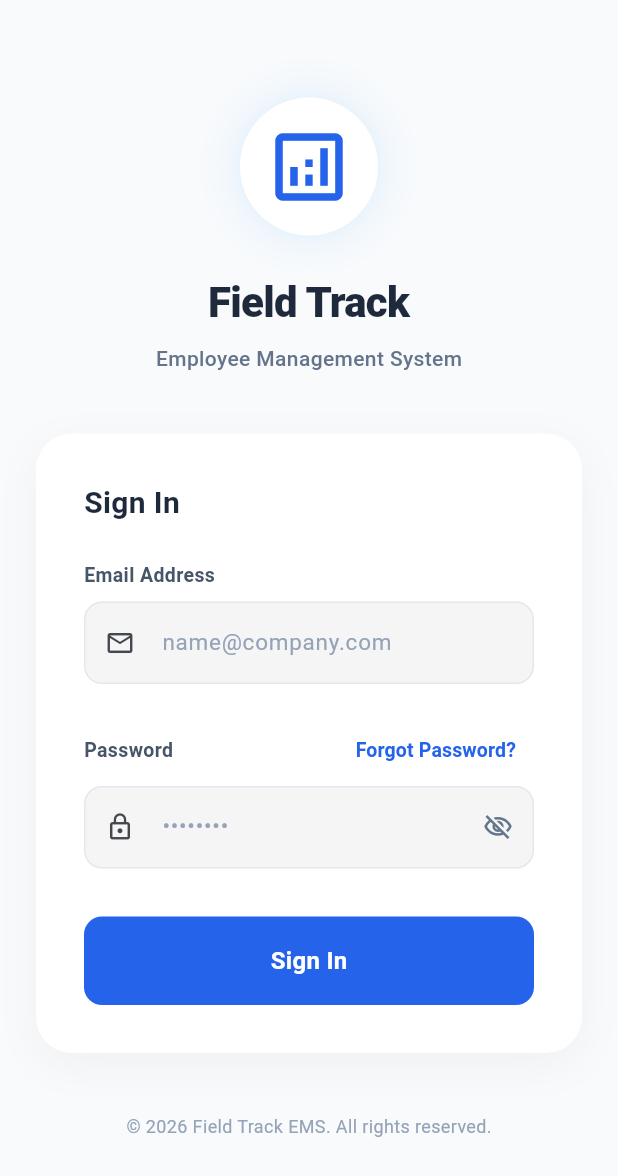
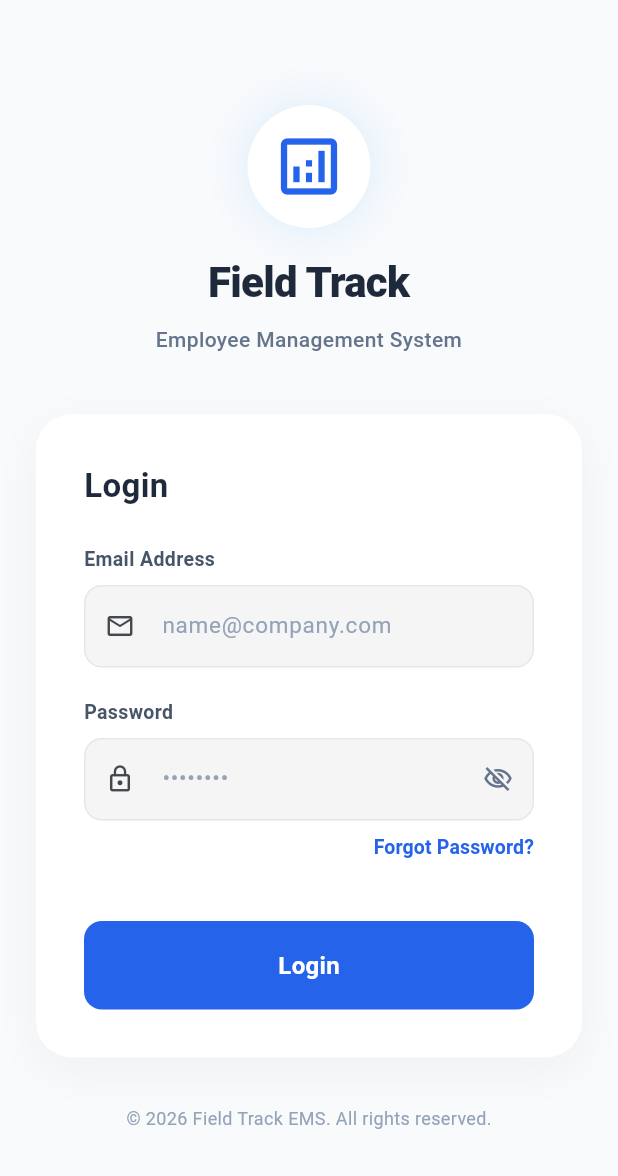
Before and after one commit to Het1605/field_track, a Flutter app: the screen it shows after launch, on a phone screen of 412 x 824 dp. Shown: the top 1176 px of the screen. Run offline on Flutter 3.47's test engine with Material 3 defaults, Android fonts, the phone set to English and light mode, and no system bars; our stand-ins replace shared_preferences.

Commit message:
Added login screen with responsive UI,Integrated FastAPI authentication API,Fixed OAuth2PasswordRequestForm issue (form-urlencoded request),Implemented token storage using shared_preferences

```diff
--- a/lib/screens/login_screen.dart
+++ b/lib/screens/login_screen.dart
@@ -66,31 +66,26 @@ class _LoginScreenState extends State<LoginScreen> {
 
   @override
   Widget build(BuildContext context) {
+    // Get screen size for responsiveness
+    final size = MediaQuery.of(context).size;
+    final isLargeScreen = size.width > 600;
+
     return Scaffold(
-      backgroundColor: const Color(0xFFF8FAFC), // Modern light gray background
-      body: Center(
+      backgroundColor: const Color(0xFFF8FAFC),
+      body: SafeArea(
+        child: Center(
           child: SingleChildScrollView(
-          padding: const EdgeInsets.symmetric(horizontal: 24.0),
+            physics: const BouncingScrollPhysics(),
+            padding: EdgeInsets.symmetric(
+              horizontal: isLargeScreen ? size.width * 0.2 : 24.0,
+              vertical: 20.0,
+            ),
             child: Column(
               mainAxisAlignment: MainAxisAlignment.center,
               children: [
-              // Branding / Logo Section
-              Container(
-                padding: const EdgeInsets.all(16),
-                decoration: BoxDecoration(
-                  color: Colors.white,
-                  shape: BoxShape.circle,
-                  boxShadow: [
-                    BoxShadow(
-                      color: Colors.blue.withAlpha(25),
-                      blurRadius: 20,
-                      spreadRadius: 5,
-                    ),
-                  ],
-                ),
-                child: const Icon(Icons.analytics_outlined, size: 60, color: Color(0xFF2563EB)),
-              ),
-              const SizedBox(height: 24),
+                // Branding Section
+                _buildLogo(),
+                const SizedBox(height: 16),
                 const Text(
                   'Field Track',
                   style: TextStyle(
@@ -103,6 +98,7 @@ class _LoginScreenState extends State<LoginScreen> {
                 const SizedBox(height: 8),
                 const Text(
                   'Employee Management System',
+                  textAlign: TextAlign.center,
                   style: TextStyle(
                     fontSize: 14,
                     color: Color(0xFF64748B),
@@ -111,7 +107,7 @@ class _LoginScreenState extends State<LoginScreen> {
                 ),
                 const SizedBox(height: 40),
 
-              // Login Card
+                // Login Form Container
                 Container(
                   constraints: const BoxConstraints(maxWidth: 450),
                   padding: const EdgeInsets.all(32),
@@ -132,9 +128,9 @@ class _LoginScreenState extends State<LoginScreen> {
                       crossAxisAlignment: CrossAxisAlignment.stretch,
                       children: [
                         const Text(
-                        'Sign In',
+                          'Login',
                           style: TextStyle(
-                          fontSize: 20,
+                            fontSize: 22,
                             fontWeight: FontWeight.bold,
                             color: Color(0xFF1E293B),
                           ),
@@ -142,9 +138,117 @@ class _LoginScreenState extends State<LoginScreen> {
                         const SizedBox(height: 24),
 
                         // Email Field
+                        _buildInputField(
+                          label: 'Email Address',
+                          hint: 'name@company.com',
+                          controller: _emailController,
+                          icon: Icons.mail_outline,
+                          keyboardType: TextInputType.emailAddress,
+                          validator: (value) => (value == null || value.isEmpty)
+                              ? 'Please enter your email' : null,
+                        ),
+                        const SizedBox(height: 20),
+
+                        // Password Field
+                        _buildInputField(
+                          label: 'Password',
+                          hint: '••••••••',
+                          controller: _passwordController,
+                          icon: Icons.lock_outline,
+                          isObscure: _isObscured,
+                          toggleObscure: () => setState(() => _isObscured = !_isObscured),
+                          validator: (value) => (value == null || value.isEmpty)
+                              ? 'Please enter your password' : null,
+                        ),
+
+                        // Forgot Password Aligned to Right
+                        Align(
+                          alignment: Alignment.centerRight,
+                          child: TextButton(
+                            onPressed: () {
+                              ScaffoldMessenger.of(context).showSnackBar(
+                                const SnackBar(content: Text('Feature coming soon')),
+                              );
+                            },
+                            style: TextButton.styleFrom(
+                              padding: const EdgeInsets.symmetric(vertical: 8),
+                              minimumSize: Size.zero,
+                              tapTargetSize: MaterialTapTargetSize.shrinkWrap,
+                            ),
+                            child: const Text(
+                              'Forgot Password?',
+                              style: TextStyle(
+                                fontSize: 13,
+                                fontWeight: FontWeight.bold,
+                                color: Color(0xFF2563EB),
+                              ),
+                            ),
+                          ),
+                        ),
+                        const SizedBox(height: 12),
+
+                        // Error Display
+                        if (_errorMessage != null) _buildErrorMessage(),
+
+                        const SizedBox(height: 20),
+
+                        // Login Button
+                        _buildLoginButton(),
+                      ],
+                    ),
+                  ),
+                ),
+
+                const SizedBox(height: 32),
                 const Text(
-                        'Email Address',
+                  '© 2026 Field Track EMS. All rights reserved.',
                   style: TextStyle(
+                    fontSize: 12,
+                    color: Color(0xFF94A3B8),
+                  ),
+                ),
+              ],
+            ),
+          ),
+        ),
+      ),
+    );
+  }
+
+  Widget _buildLogo() {
+    return Container(
+      padding: const EdgeInsets.all(16),
+      decoration: BoxDecoration(
+        color: Colors.white,
+        shape: BoxShape.circle,
+        boxShadow: [
+          BoxShadow(
+            color: Colors.blue.withAlpha(25),
+            blurRadius: 20,
+            spreadRadius: 5,
+          ),
+        ],
+      ),
+      child: const Icon(Icons.analytics_outlined, size: 50, color: Color(0xFF2563EB)),
+    );
+  }
+
+  Widget _buildInputField({
+    required String label,
+    required String hint,
+    required TextEditingController controller,
+    required IconData icon,
+    bool isObscure = false,
+    VoidCallback? toggleObscure,
+    TextInputType? keyboardType,
+    String? Function(String?)? validator,
+  }) {
+    return Column(
+      crossAxisAlignment: CrossAxisAlignment.start,
+      children: [
+        Text(
+          label,
+          style: const TextStyle(
             fontSize: 13,
             fontWeight: FontWeight.w600,
             color: Color(0xFF475569),
@@ -152,14 +256,25 @@ class _LoginScreenState extends State<LoginScreen> {
         ),
         const SizedBox(height: 8),
         TextFormField(
-                        controller: _emailController,
-                        keyboardType: TextInputType.emailAddress,
+          controller: controller,
+          obscureText: isObscure,
+          keyboardType: keyboardType,
           style: const TextStyle(fontSize: 15),
           decoration: InputDecoration(
-                          hintText: 'name@company.com',
+            hintText: hint,
             hintStyle: const TextStyle(color: Color(0xFF94A3B8)),
-                          prefixIcon: const Icon(Icons.mail_outline, size: 20),
-                          contentPadding: const EdgeInsets.symmetric(vertical: 16),
+            prefixIcon: Icon(icon, size: 20),
+            suffixIcon: toggleObscure != null
+                ? IconButton(
+                    icon: Icon(
+                      isObscure ? Icons.visibility_off_outlined : Icons.visibility_outlined,
+                      size: 20,
+                      color: const Color(0xFF64748B),
+                    ),
+                    onPressed: toggleObscure,
+                  )
+                : null,
+            contentPadding: const EdgeInsets.symmetric(vertical: 16, horizontal: 16),
             border: OutlineInputBorder(
               borderRadius: BorderRadius.circular(12),
               borderSide: const BorderSide(color: Color(0xFFE2E8F0)),
@@ -172,99 +287,49 @@ class _LoginScreenState extends State<LoginScreen> {
               borderRadius: BorderRadius.circular(12),
               borderSide: const BorderSide(color: Color(0xFF2563EB), width: 2),
             ),
-                        ),
-                        validator: (value) => (value == null || value.isEmpty) ? 'Email is required' : null,
-                      ),
-                      const SizedBox(height: 20),
-
-                      // Password Field
-                      Row(
-                        mainAxisAlignment: MainAxisAlignment.spaceBetween,
-                        children: [
-                          const Text(
-                            'Password',
-                            style: TextStyle(
-                              fontSize: 13,
-                              fontWeight: FontWeight.w600,
-                              color: Color(0xFF475569),
+            errorBorder: OutlineInputBorder(
+              borderRadius: BorderRadius.circular(12),
+              borderSide: const BorderSide(color: Colors.red, width: 1),
             ),
           ),
-                          TextButton(
-                            onPressed: () {
-                              ScaffoldMessenger.of(context).showSnackBar(
-                                const SnackBar(content: Text('Feature coming soon')),
-                              );
-                            },
-                            child: const Text(
-                              'Forgot Password?',
-                              style: TextStyle(
-                                fontSize: 13,
-                                fontWeight: FontWeight.bold,
-                                color: Color(0xFF2563EB),
-                              ),
-                            ),
+          validator: validator,
         ),
       ],
-                      ),
-                      TextFormField(
-                        controller: _passwordController,
-                        obscureText: _isObscured,
-                        style: const TextStyle(fontSize: 15),
-                        decoration: InputDecoration(
-                          hintText: '••••••••',
-                          hintStyle: const TextStyle(color: Color(0xFF94A3B8)),
-                          prefixIcon: const Icon(Icons.lock_outline, size: 20),
-                          suffixIcon: IconButton(
-                            icon: Icon(
-                              _isObscured ? Icons.visibility_off_outlined : Icons.visibility_outlined,
-                              size: 20,
-                              color: const Color(0xFF64748B),
-                            ),
-                            onPressed: () => setState(() => _isObscured = !_isObscured),
-                          ),
-                          contentPadding: const EdgeInsets.symmetric(vertical: 16),
-                          border: OutlineInputBorder(
-                            borderRadius: BorderRadius.circular(12),
-                            borderSide: const BorderSide(color: Color(0xFFE2E8F0)),
-                          ),
-                          enabledBorder: OutlineInputBorder(
-                            borderRadius: BorderRadius.circular(12),
-                            borderSide: const BorderSide(color: Color(0xFFE2E8F0)),
-                          ),
-                          focusedBorder: OutlineInputBorder(
-                            borderRadius: BorderRadius.circular(12),
-                            borderSide: const BorderSide(color: Color(0xFF2563EB), width: 2),
-                          ),
-                        ),
-                        validator: (value) => (value == null || value.isEmpty) ? 'Password is required' : null,
-                      ),
+    );
+  }
 
-                      if (_errorMessage != null) ...[
-                        const SizedBox(height: 16),
-                        Container(
+  Widget _buildErrorMessage() {
+    return Container(
+      margin: const EdgeInsets.only(bottom: 16),
       padding: const EdgeInsets.all(12),
       decoration: BoxDecoration(
         color: const Color(0xFFFEF2F2),
         borderRadius: BorderRadius.circular(8),
         border: Border.all(color: const Color(0xFFFEE2E2)),
       ),
+      child: Row(
+        children: [
+          const Icon(Icons.error_outline, color: Color(0xFFB91C1C), size: 18),
+          const SizedBox(width: 8),
+          Expanded(
             child: Text(
               _errorMessage!,
               style: const TextStyle(color: Color(0xFFB91C1C), fontSize: 13),
-                            textAlign: TextAlign.center,
             ),
           ),
         ],
+      ),
+    );
+  }
 
-                      const SizedBox(height: 32),
-
-                      // Login Button
-                      ElevatedButton(
+  Widget _buildLoginButton() {
+    return ElevatedButton(
       onPressed: _isLoading ? null : _handleLogin,
       style: ElevatedButton.styleFrom(
         backgroundColor: const Color(0xFF2563EB),
         foregroundColor: Colors.white,
         padding: const EdgeInsets.symmetric(vertical: 18),
+        minimumSize: const Size(double.infinity, 56), // Full width and good height
         shape: RoundedRectangleBorder(
           borderRadius: BorderRadius.circular(12),
         ),
@@ -273,39 +338,21 @@ class _LoginScreenState extends State<LoginScreen> {
       ),
       child: _isLoading
           ? const SizedBox(
-                                height: 20,
-                                width: 20,
+              height: 24,
+              width: 24,
               child: CircularProgressIndicator(
                 strokeWidth: 2,
                 color: Colors.white,
               ),
             )
           : const Text(
-                                'Sign In',
+              'Login',
               style: TextStyle(
                 fontSize: 16,
                 fontWeight: FontWeight.w700,
                 letterSpacing: 0.2,
               ),
             ),
-                      ),
-                    ],
-                  ),
-                ),
-              ),
-
-              const SizedBox(height: 40),
-              const Text(
-                '© 2026 Field Track EMS. All rights reserved.',
-                style: TextStyle(
-                  fontSize: 12,
-                  color: Color(0xFF94A3B8),
-                ),
-              ),
-            ],
-          ),
-        ),
-      ),
     );
   }
 }
--- a/lib/services/api_service.dart
+++ b/lib/services/api_service.dart
@@ -89,41 +89,47 @@ class ApiService {
       );
     }
 
+    // Extract error message from backend if available
+    String? backendMessage;
+    if (body is Map && body.containsKey('detail')) {
+      backendMessage = body['detail'].toString();
+    } else if (body is Map && body.containsKey('message')) {
+      backendMessage = body['message'].toString();
+    }
+
     // Handle Specific Error Status Codes
     switch (response.statusCode) {
       case 401:
         return ApiResponse(
           success: false,
-          message: 'Unauthorized: Session expired or invalid token.',
+          message: backendMessage ?? 'Unauthorized: Session expired or invalid token.',
         );
       case 403:
         return ApiResponse(
           success: false,
-          message: 'Forbidden: You do not have permission to access this resource.',
+          message: backendMessage ?? 'Forbidden: You do not have permission to access this resource.',
         );
       case 404:
         return ApiResponse(
           success: false,
-          message: 'Resource not found.',
+          message: backendMessage ?? 'Resource not found.',
+        );
+      case 422:
+        return ApiResponse(
+          success: false,
+          message: backendMessage ?? 'Validation Error: Please check your input.',
+          data: body,
         );
       case 500:
         return ApiResponse(
           success: false,
-          message: 'Internal Server Error. Please try again later.',
+          message: backendMessage ?? 'Internal Server Error. Please try again later.',
         );
       default:
-        // Try to extract error message from backend if available
-        String errorMsg = 'Error ${response.statusCode}';
-        if (body is Map && body.containsKey('detail')) {
-          errorMsg = body['detail'].toString();
-        } else if (body is Map && body.containsKey('message')) {
-          errorMsg = body['message'].toString();
-        }
-
         return ApiResponse(
           success: false,
           data: body,
-          message: errorMsg,
+          message: backendMessage ?? 'Unexpected error occurred: ${response.statusCode}',
         );
     }
   }
@@ -147,6 +153,19 @@ class ApiService {
     ));
   }
 
+  /// POST Form-UrlEncoded Request (Used for OAuth2/FastAPI Login)
+  Future<ApiResponse> postForm(String endpoint, Map<String, String> body) async {
+    final headers = await _getHeaders();
+    // Override Content-Type for form-urlencoded
+    headers['Content-Type'] = 'application/x-www-form-urlencoded';
+
+    return _sendRequest(() => http.post(
+      Uri.parse('$_baseUrl$endpoint'),
+      headers: headers,
+      body: body, // The http package automatically handles form encoding for Maps
+    ));
+  }
+
   /// PUT Request
   Future<ApiResponse> put(String endpoint, dynamic body) async {
     final headers = await _getHeaders();
--- a/lib/services/auth_service.dart
+++ b/lib/services/auth_service.dart
@@ -7,8 +7,11 @@ class AuthService {
 
   /// Calls the login API and stores the token if successful
   Future<ApiResponse> login(String email, String password) async {
-    final response = await _apiService.post('/auth/login', {
-      'email': email,
+    // FastAPI OAuth2PasswordRequestForm expects:
+    // 1. Content-Type: application/x-www-form-urlencoded
+    // 2. Body keys: "username" and "password"
+    final response = await _apiService.postForm('/auth/login', {
+      'username': email,
       'password': password,
     });
 
```
Lines whose indentation alone changed are shown as unchanged.
